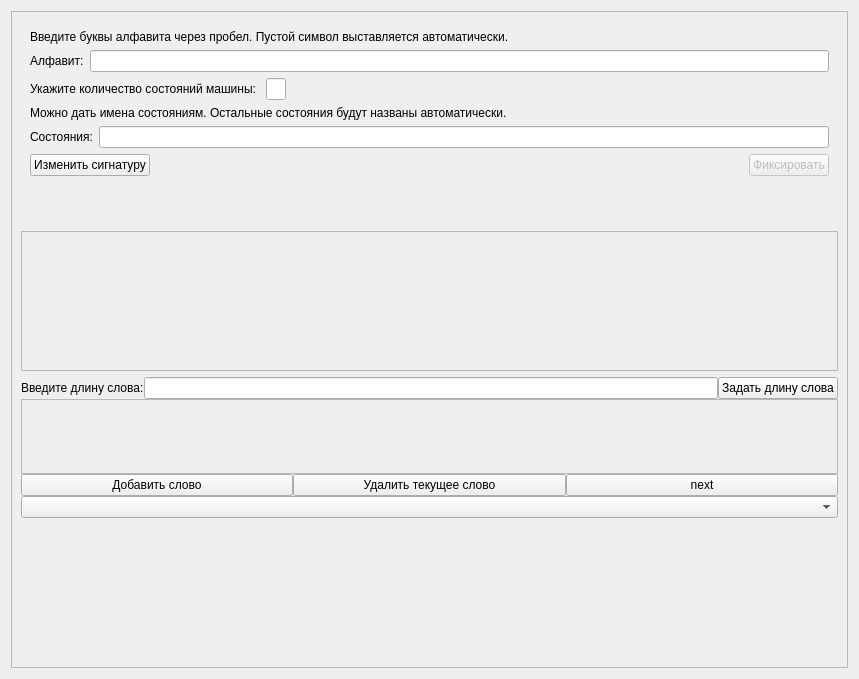
First picture: the form in source/gui/sub_widgets/createprojectform.ui, repository baseoleph/turingmachine, before the edit.
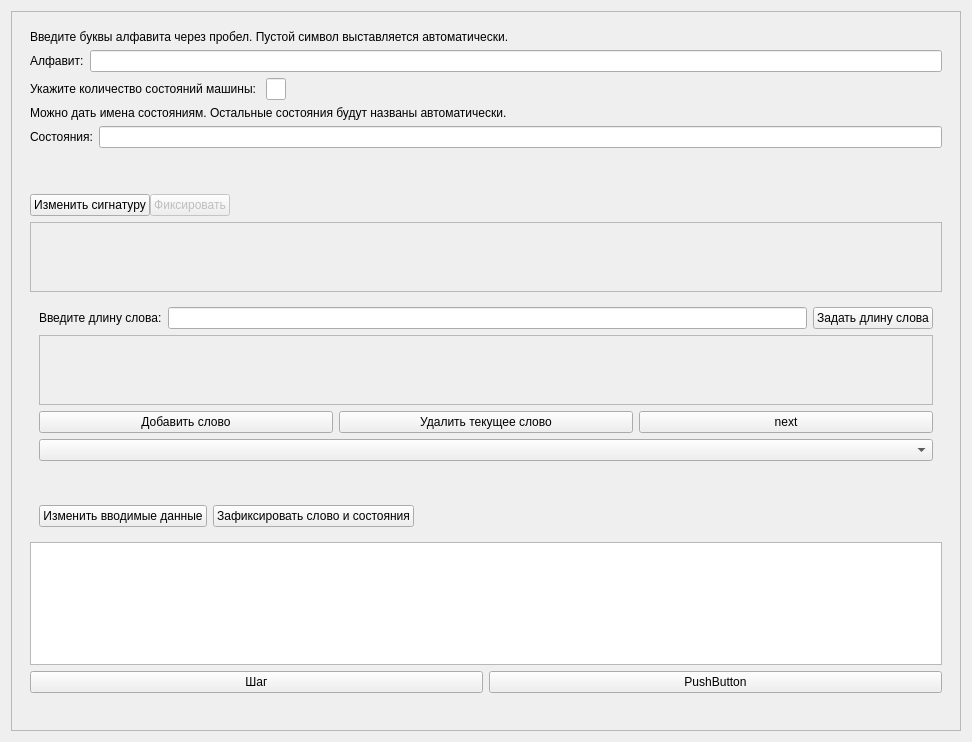
Second picture: the form after the edit.

Patch:
```diff
--- a/source/gui/sub_widgets/createprojectform.ui
+++ b/source/gui/sub_widgets/createprojectform.ui
@@ -6,14 +6,14 @@
    <rect>
     <x>0</x>
     <y>0</y>
-    <width>859</width>
-    <height>679</height>
+    <width>972</width>
+    <height>742</height>
    </rect>
   </property>
   <property name="windowTitle">
    <string>Form</string>
   </property>
-  <layout class="QVBoxLayout" name="verticalLayout_7">
+  <layout class="QVBoxLayout" name="verticalLayout_10">
    <item>
     <widget class="QScrollArea" name="scrollArea">
      <property name="widgetResizable">
@@ -24,8 +24,8 @@
        <rect>
         <x>0</x>
         <y>0</y>
-        <width>839</width>
-        <height>659</height>
+        <width>952</width>
+        <height>722</height>
        </rect>
       </property>
       <layout class="QVBoxLayout" name="verticalLayout_5">
@@ -148,6 +148,24 @@
             </layout>
            </widget>
           </item>
+          <item>
+           <layout class="QVBoxLayout" name="verticalLayout_3">
+            <item>
+             <widget class="QLabel" name="label_alphabet_text">
+              <property name="text">
+               <string/>
+              </property>
+             </widget>
+            </item>
+            <item>
+             <widget class="QLabel" name="label_states_text">
+              <property name="text">
+               <string/>
+              </property>
+             </widget>
+            </item>
+           </layout>
+          </item>
           <item>
            <widget class="QWidget" name="widget" native="true">
             <layout class="QHBoxLayout" name="horizontalLayout">
@@ -173,19 +191,6 @@
                </property>
               </widget>
              </item>
-             <item>
-              <spacer name="horizontalSpacer">
-               <property name="orientation">
-                <enum>Qt::Horizontal</enum>
-               </property>
-               <property name="sizeHint" stdset="0">
-                <size>
-                 <width>515</width>
-                 <height>20</height>
-                </size>
-               </property>
-              </spacer>
-             </item>
              <item>
               <widget class="QPushButton" name="pushButton_fix_signature">
                <property name="enabled">
@@ -196,30 +201,52 @@
                </property>
               </widget>
              </item>
-            </layout>
-           </widget>
-          </item>
           <item>
-           <layout class="QVBoxLayout" name="verticalLayout_3">
-            <item>
-             <widget class="QLabel" name="label_alphabet_text">
-              <property name="text">
-               <string/>
-              </property>
-             </widget>
-            </item>
-            <item>
-             <widget class="QLabel" name="label_states_text">
-              <property name="text">
-               <string/>
-              </property>
-             </widget>
-            </item>
-           </layout>
-          </item>
-         </layout>
-        </widget>
-       </item>
+              <spacer name="horizontalSpacer">
+               <property name="orientation">
+                <enum>Qt::Horizontal</enum>
+               </property>
+               <property name="sizeHint" stdset="0">
+                <size>
+                 <width>515</width>
+                 <height>20</height>
+                </size>
+               </property>
+              </spacer>
+             </item>
+            </layout>
+           </widget>
+          </item>
+          <item>
+           <widget class="QWidget" name="widget_tables_words" native="true">
+            <layout class="QVBoxLayout" name="verticalLayout_7">
+             <property name="leftMargin">
+              <number>0</number>
+             </property>
+             <property name="topMargin">
+              <number>0</number>
+             </property>
+             <property name="rightMargin">
+              <number>0</number>
+             </property>
+             <property name="bottomMargin">
+              <number>0</number>
+             </property>
+             <item>
+              <widget class="QWidget" name="widget_table" native="true">
+               <layout class="QVBoxLayout" name="verticalLayout_8">
+                <property name="leftMargin">
+                 <number>0</number>
+                </property>
+                <property name="topMargin">
+                 <number>0</number>
+                </property>
+                <property name="rightMargin">
+                 <number>0</number>
+                </property>
+                <property name="bottomMargin">
+                 <number>0</number>
+                </property>
        <item>
         <widget class="QScrollArea" name="scrollArea_3">
          <property name="enabled">
@@ -233,13 +260,16 @@
            <rect>
             <x>0</x>
             <y>0</y>
-            <width>819</width>
-            <height>132</height>
+                     <width>914</width>
+                     <height>68</height>
            </rect>
           </property>
           <layout class="QHBoxLayout" name="horizontalLayout_3">
            <item>
             <layout class="QGridLayout" name="gridLayout">
+                      <property name="sizeConstraint">
+                       <enum>QLayout::SetMaximumSize</enum>
+                      </property>
              <property name="spacing">
               <number>0</number>
              </property>
@@ -262,11 +292,12 @@
          </widget>
         </widget>
        </item>
+               </layout>
+              </widget>
+             </item>
        <item>
+              <widget class="QWidget" name="widget_words" native="true">
         <layout class="QVBoxLayout" name="verticalLayout_6">
-         <property name="spacing">
-          <number>0</number>
-         </property>
          <item>
           <layout class="QHBoxLayout" name="horizontalLayout_word">
            <item>
@@ -302,6 +333,12 @@
            </property>
            <item>
             <widget class="QScrollArea" name="scrollArea_4">
+                    <property name="sizePolicy">
+                     <sizepolicy hsizetype="MinimumExpanding" vsizetype="MinimumExpanding">
+                      <horstretch>0</horstretch>
+                      <verstretch>0</verstretch>
+                     </sizepolicy>
+                    </property>
              <property name="widgetResizable">
               <bool>true</bool>
              </property>
@@ -310,7 +347,7 @@
                <rect>
                 <x>0</x>
                 <y>0</y>
-                <width>815</width>
+                       <width>894</width>
                 <height>68</height>
                </rect>
               </property>
@@ -362,13 +399,140 @@
           </layout>
          </item>
          <item>
-          <layout class="QHBoxLayout" name="horizontalLayout_11">
-           <item>
             <widget class="QComboBox" name="comboBox_words"/>
            </item>
           </layout>
-         </item>
-        </layout>
+              </widget>
+             </item>
+             <item>
+              <widget class="QLabel" name="label_word">
+               <property name="text">
+                <string/>
+               </property>
+              </widget>
+             </item>
+             <item>
+              <widget class="QWidget" name="widget_3" native="true">
+               <layout class="QHBoxLayout" name="horizontalLayout_4">
+                <item>
+                 <widget class="QPushButton" name="pushButton_change_tables">
+                  <property name="text">
+                   <string>Изменить вводимые данные</string>
+                  </property>
+                 </widget>
+                </item>
+                <item>
+                 <widget class="QPushButton" name="pushButton_fix_tables">
+                  <property name="text">
+                   <string>Зафиксировать слово и состояния</string>
+                  </property>
+                 </widget>
+                </item>
+                <item>
+                 <spacer name="horizontalSpacer_4">
+                  <property name="orientation">
+                   <enum>Qt::Horizontal</enum>
+                  </property>
+                  <property name="sizeHint" stdset="0">
+                   <size>
+                    <width>548</width>
+                    <height>20</height>
+                   </size>
+                  </property>
+                 </spacer>
+                </item>
+               </layout>
+              </widget>
+             </item>
+             <item>
+              <widget class="QWidget" name="widget_scene" native="true">
+               <layout class="QVBoxLayout" name="verticalLayout_9">
+                <property name="leftMargin">
+                 <number>0</number>
+                </property>
+                <property name="topMargin">
+                 <number>0</number>
+                </property>
+                <property name="rightMargin">
+                 <number>0</number>
+                </property>
+                <property name="bottomMargin">
+                 <number>0</number>
+                </property>
+                <item>
+                 <widget class="QGraphicsView" name="graphicsView">
+                  <property name="minimumSize">
+                   <size>
+                    <width>0</width>
+                    <height>123</height>
+                   </size>
+                  </property>
+                  <property name="maximumSize">
+                   <size>
+                    <width>16777215</width>
+                    <height>123</height>
+                   </size>
+                  </property>
+                 </widget>
+                </item>
+                <item>
+                 <widget class="QWidget" name="widget_6" native="true">
+                  <layout class="QHBoxLayout" name="horizontalLayout_11">
+                   <property name="leftMargin">
+                    <number>0</number>
+                   </property>
+                   <property name="topMargin">
+                    <number>0</number>
+                   </property>
+                   <property name="rightMargin">
+                    <number>0</number>
+                   </property>
+                   <property name="bottomMargin">
+                    <number>0</number>
+                   </property>
+                   <item>
+                    <widget class="QPushButton" name="pushButton_step">
+                     <property name="text">
+                      <string>Шаг</string>
+                     </property>
+                    </widget>
+                   </item>
+                   <item>
+                    <widget class="QPushButton" name="pushButton_2">
+                     <property name="text">
+                      <string>PushButton</string>
+                     </property>
+                    </widget>
+                   </item>
+                  </layout>
+                 </widget>
+                </item>
+               </layout>
+              </widget>
+             </item>
+            </layout>
+           </widget>
+          </item>
+         </layout>
+        </widget>
+       </item>
+       <item>
+        <widget class="QWidget" name="widget_4" native="true">
+         <layout class="QHBoxLayout" name="horizontalLayout_12">
+          <property name="leftMargin">
+           <number>0</number>
+          </property>
+          <property name="topMargin">
+           <number>0</number>
+          </property>
+          <property name="rightMargin">
+           <number>0</number>
+          </property>
+          <property name="bottomMargin">
+           <number>0</number>
+          </property>
+         </layout>
+        </widget>
        </item>
        <item>
         <spacer name="verticalSpacer">
```
Lines whose indentation alone changed are shown as unchanged.
